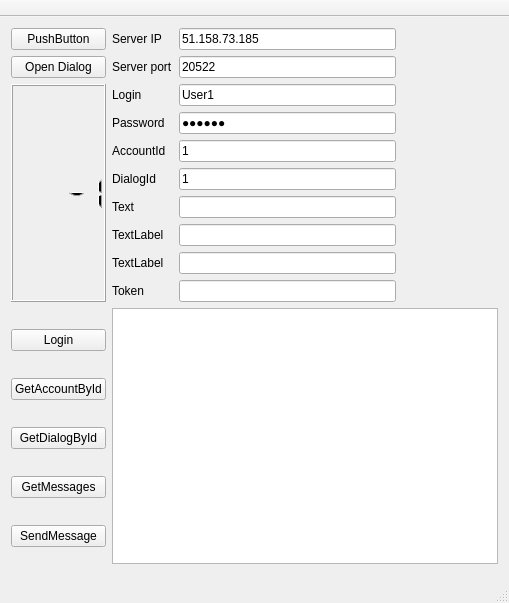
Before: the Qt Designer form MyMessengerQtClientGui/MainWindow.ui in prekel/MyMessengerQtClient, drawn with Qt 5.
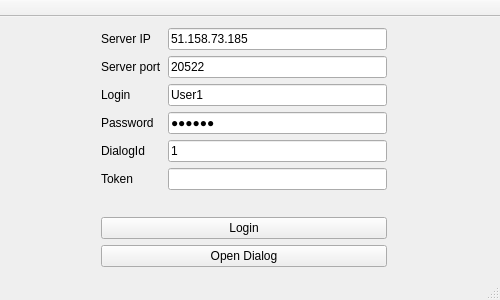
After: the same form once the commit is applied.

```diff
--- a/MyMessengerQtClientGui/MainWindow.ui
+++ b/MyMessengerQtClientGui/MainWindow.ui
@@ -6,8 +6,8 @@
    <rect>
     <x>0</x>
     <y>0</y>
-    <width>509</width>
-    <height>603</height>
+    <width>500</width>
+    <height>300</height>
    </rect>
   </property>
   <property name="windowTitle">
@@ -15,42 +15,23 @@
   </property>
   <widget class="QWidget" name="centralWidget">
    <layout class="QGridLayout" name="gridLayout">
-    <item row="3" column="0" rowspan="2">
-     <layout class="QGridLayout" name="gridLayout_2">
-      <item row="1" column="0">
-       <widget class="QPushButton" name="pushButton_gabid">
-        <property name="text">
-         <string>GetAccountById</string>
+    <item row="1" column="0">
+     <layout class="QVBoxLayout" name="verticalLayout_2">
+      <item>
+       <spacer name="horizontalSpacer_2">
+        <property name="orientation">
+         <enum>Qt::Horizontal</enum>
         </property>
-       </widget>
-      </item>
-      <item row="4" column="0">
-       <widget class="QPushButton" name="pushButton_sendmessage">
-        <property name="text">
-         <string>SendMessage</string>
+        <property name="sizeType">
+         <enum>QSizePolicy::Preferred</enum>
         </property>
-       </widget>
-      </item>
-      <item row="3" column="0">
-       <widget class="QPushButton" name="pushButton_getmessages">
-        <property name="text">
-         <string>GetMessages</string>
+        <property name="sizeHint" stdset="0">
+         <size>
+          <width>90</width>
+          <height>20</height>
+         </size>
         </property>
-       </widget>
-      </item>
-      <item row="0" column="0">
-       <widget class="QPushButton" name="pushButton_login">
-        <property name="text">
-         <string>Login</string>
-        </property>
-       </widget>
-      </item>
-      <item row="2" column="0">
-       <widget class="QPushButton" name="pushButton_gdbid">
-        <property name="text">
-         <string>GetDialogById</string>
-        </property>
-       </widget>
+       </spacer>
       </item>
      </layout>
     </item>
@@ -116,106 +97,31 @@
        </widget>
       </item>
       <item row="4" column="0">
-       <widget class="QLabel" name="label_5">
-        <property name="text">
-         <string>AccountId</string>
-        </property>
-       </widget>
-      </item>
-      <item row="4" column="1">
-       <widget class="QLineEdit" name="lineEdit_accountid">
-        <property name="text">
-         <string>1</string>
-        </property>
-       </widget>
-      </item>
-      <item row="5" column="0">
        <widget class="QLabel" name="label_7">
         <property name="text">
          <string>DialogId</string>
         </property>
        </widget>
       </item>
-      <item row="5" column="1">
+      <item row="4" column="1">
        <widget class="QLineEdit" name="lineEdit_dialogid">
         <property name="text">
          <string>1</string>
         </property>
        </widget>
       </item>
-      <item row="6" column="0">
-       <widget class="QLabel" name="label_8">
-        <property name="text">
-         <string>Text</string>
-        </property>
-       </widget>
-      </item>
-      <item row="6" column="1">
-       <widget class="QLineEdit" name="lineEdit_text"/>
-      </item>
-      <item row="7" column="0">
-       <widget class="QLabel" name="label_9">
-        <property name="text">
-         <string>TextLabel</string>
-        </property>
-       </widget>
-      </item>
-      <item row="7" column="1">
-       <widget class="QLineEdit" name="lineEdit_3"/>
-      </item>
-      <item row="8" column="0">
-       <widget class="QLabel" name="label_10">
-        <property name="text">
-         <string>TextLabel</string>
-        </property>
-       </widget>
-      </item>
-      <item row="8" column="1">
-       <widget class="QLineEdit" name="lineEdit_4"/>
-      </item>
-      <item row="9" column="0">
+      <item row="5" column="0">
        <widget class="QLabel" name="label_6">
         <property name="text">
          <string>Token</string>
         </property>
        </widget>
       </item>
-      <item row="9" column="1">
+      <item row="5" column="1">
        <widget class="QLineEdit" name="lineEdit_token"/>
       </item>
      </layout>
     </item>
-    <item row="1" column="3">
-     <layout class="QGridLayout" name="gridLayout_3"/>
-    </item>
-    <item row="1" column="0">
-     <layout class="QVBoxLayout" name="verticalLayout_2">
-      <item>
-       <widget class="QPushButton" name="pushButton_2">
-        <property name="text">
-         <string>PushButton</string>
-        </property>
-       </widget>
-      </item>
-      <item>
-       <widget class="QPushButton" name="pushButton_openDialog">
-        <property name="text">
-         <string>Open Dialog</string>
-        </property>
-       </widget>
-      </item>
-      <item>
-       <widget class="QLCDNumber" name="lcdNumber">
-        <property name="value" stdset="0">
-         <double>-1.000000000000000</double>
-        </property>
-        <property name="intValue" stdset="0">
-         <number>-1</number>
-        </property>
-       </widget>
-      </item>
-     </layout>
-    </item>
     <item row="1" column="2">
      <spacer name="horizontalSpacer">
       <property name="orientation">
@@ -233,7 +139,32 @@
      </spacer>
     </item>
     <item row="3" column="1" colspan="3">
-     <widget class="QTreeView" name="treeView"/>
+     <widget class="QTreeView" name="treeView">
+      <property name="maximumSize">
+       <size>
+        <width>0</width>
+        <height>0</height>
+       </size>
+      </property>
+     </widget>
+    </item>
+    <item row="4" column="1">
+     <layout class="QGridLayout" name="gridLayout_2">
+      <item row="0" column="0">
+       <widget class="QPushButton" name="pushButton_login">
+        <property name="text">
+         <string>Login</string>
+        </property>
+       </widget>
+      </item>
+      <item row="1" column="0">
+       <widget class="QPushButton" name="pushButton_openDialog">
+        <property name="text">
+         <string>Open Dialog</string>
+        </property>
+       </widget>
+      </item>
+     </layout>
     </item>
    </layout>
   </widget>
```
Left out of the diff: 7 changed lines with no effect on the pictures.
